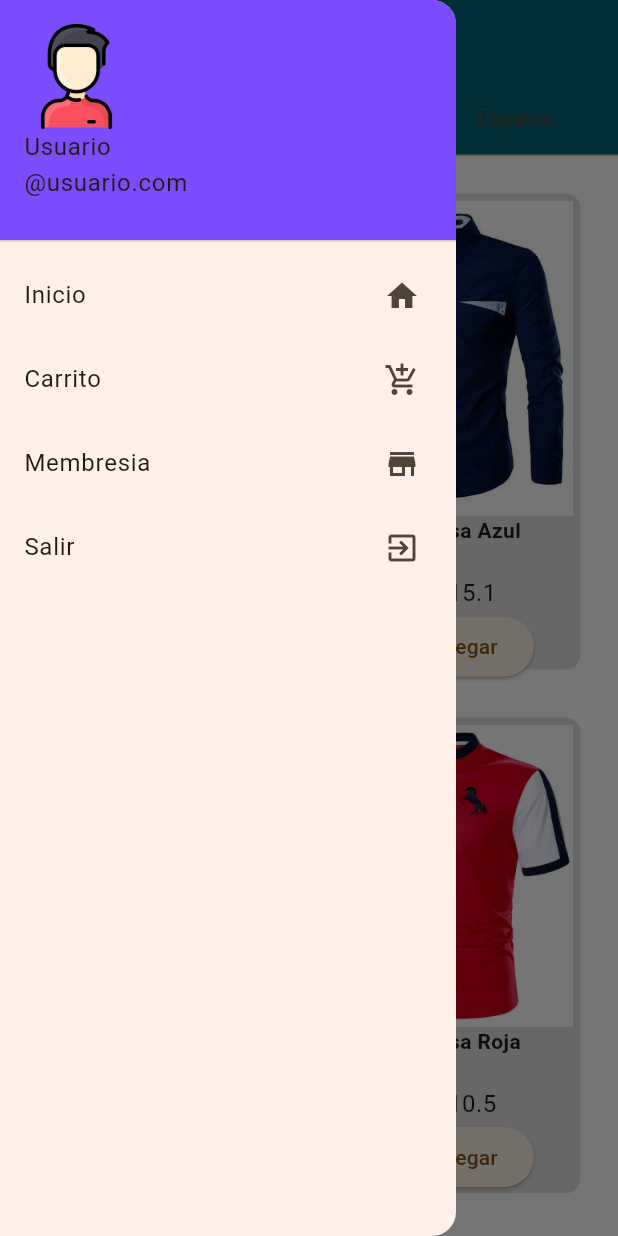
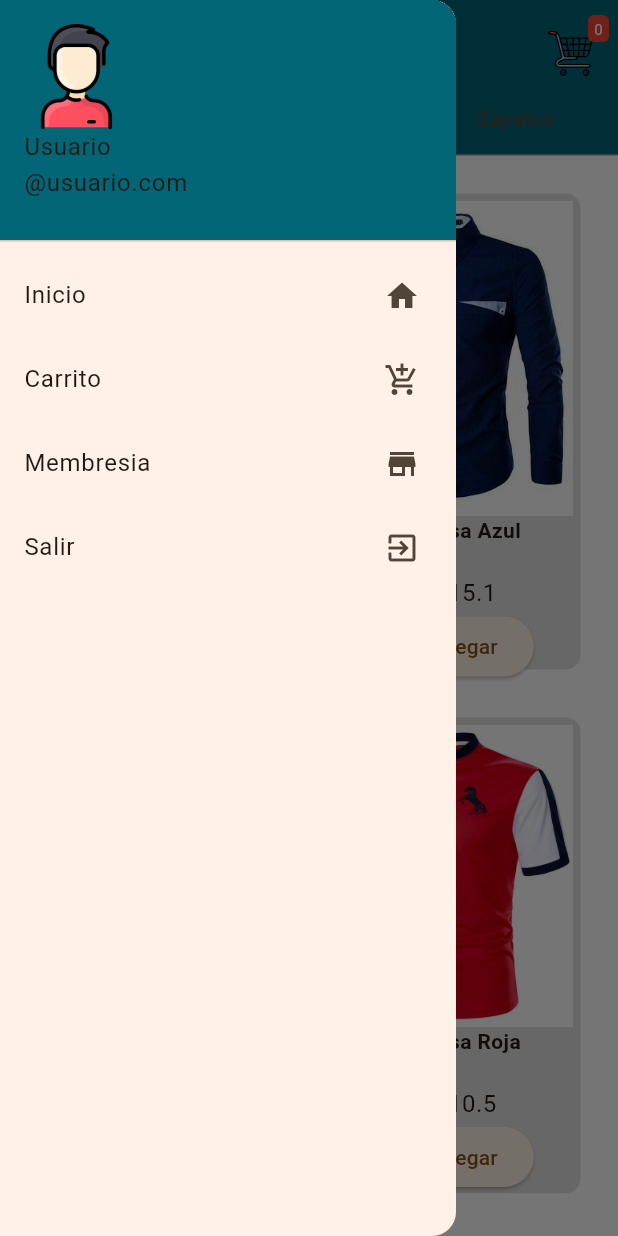
Before and after one commit to CarlosGrisales/App_shoppingCart, a Flutter app: the screen it shows after launch, with the side drawer open, on a phone screen of 412 x 824 dp. Run offline on Flutter 3.47's test engine with Material 2 defaults, Android fonts, the phone set to English and light mode, and no system bars; our stand-ins replace firebase_auth, firebase_core, font_awesome_flutter, google_sign_in; accounts and stored records are empty.

Commit message:
Se implementa contador en carrito de compras

```diff
--- a/lib/main.dart
+++ b/lib/main.dart
@@ -26,9 +26,9 @@ class MyApp extends StatelessWidget {
     Firebase.initializeApp();
     return
     MaterialApp(
+      debugShowCheckedModeBanner: false,
       title: 'TIENDA',
       theme: AppTheme(selectedColor: 5).theme(),
-      debugShowCheckedModeBanner: false,
       home: const ShoppingScreen()
     );
   }
--- a/lib/screens/shoppingscreen.dart
+++ b/lib/screens/shoppingscreen.dart
@@ -12,17 +12,19 @@ class ShoppingScreen extends StatefulWidget {
 }
 
 class _ShoppingScreenState extends State<ShoppingScreen> {
+  final GlobalKey<ScaffoldState> _globalKey = GlobalKey<ScaffoldState>();
   @override
   Widget build(BuildContext context) {
     return Consumer<Carrito>(builder: (context, carrito, child) {
       return DefaultTabController(
         length: 3,
         child: Scaffold(
+          key: _globalKey,
           backgroundColor: Colors.white,
           appBar: AppBar(
             backgroundColor: Color.fromARGB(255, 3, 102, 119),
             scrolledUnderElevation: 50,
-            title: const Text("STORE"),
+            title: const Text("Online Store"),
             elevation: 0,
             bottom: const TabBar(tabs: <Widget>[
               Tab(
@@ -44,6 +46,40 @@ class _ShoppingScreenState extends State<ShoppingScreen> {
                 ),
               )
             ]),
+            actions: <Widget>[
+              Stack(
+                children: <Widget>[
+                  IconButton(
+                      icon: Image.asset('assets/sewing4.png', width: 30),
+                      padding: const EdgeInsets.only(top: 15, right: 15),
+                      onPressed: () {
+                        var snackBar = SnackBar(content: Text('por favor llene el carrito'));
+                        var snackBar2 = SnackBar(content: Text('Carrito Lleno'));
+                        carrito.numeroItems != 0
+                            ?
+                            ScaffoldMessenger.of(context).showSnackBar(snackBar2)
+                            : ScaffoldMessenger.of(context).showSnackBar(snackBar);
+                      }),
+                  Positioned(
+                      top: 6,
+                      right: 6,
+                      child: Container(
+                        padding: const EdgeInsets.all(2),
+                        decoration: BoxDecoration(
+                            color: Colors.red,
+                            borderRadius: BorderRadius.circular(4)),
+                        constraints:
+                            const BoxConstraints(minHeight: 14, minWidth: 14),
+                        child: Text(
+                          carrito.numeroItems.toString(),
+                          textAlign: TextAlign.center,
+                          style: const TextStyle(
+                              color: Colors.white, fontSize: 10),
+                        ),
+                      ))
+                ],
+              )
+            ],
           ),
           drawer: MenuDrawer(),
           body: TabBarView(children: <Widget>[
@@ -97,8 +133,7 @@ class _ShoppingScreenState extends State<ShoppingScreen> {
                                     caballero[index].precio,
                                     "1",
                                     caballero[index].imagen,
-                                 1
-                               );
+                                    1);
                               });
                             },
                             child: const Text('Agregar'),
@@ -158,8 +193,7 @@ class _ShoppingScreenState extends State<ShoppingScreen> {
                                     dama[index].precio,
                                     "1",
                                     dama[index].imagen,
-                                 1
-                               );
+                                    1);
                               });
                             },
                             child: const Text('Agregar'),
@@ -219,8 +253,7 @@ class _ShoppingScreenState extends State<ShoppingScreen> {
                                     zapatos[index].precio,
                                     "1",
                                     zapatos[index].imagen,
-                                 1
-                               );
+                                    1);
                               });
                             },
                             child: const Text('Agregar'),
--- a/lib/widgets/menuDrawer.dart
+++ b/lib/widgets/menuDrawer.dart
@@ -20,7 +20,7 @@ class MenuDrawer extends StatelessWidget {
       children: <Widget>[
         DrawerHeader(
           decoration: const BoxDecoration(
-            color: Colors.deepPurpleAccent,
+            color: Color.fromARGB(255, 3, 102, 119),
           ),
           child: Column(
             crossAxisAlignment: CrossAxisAlignment.start,
```
Lines whose indentation alone changed are shown as unchanged.
